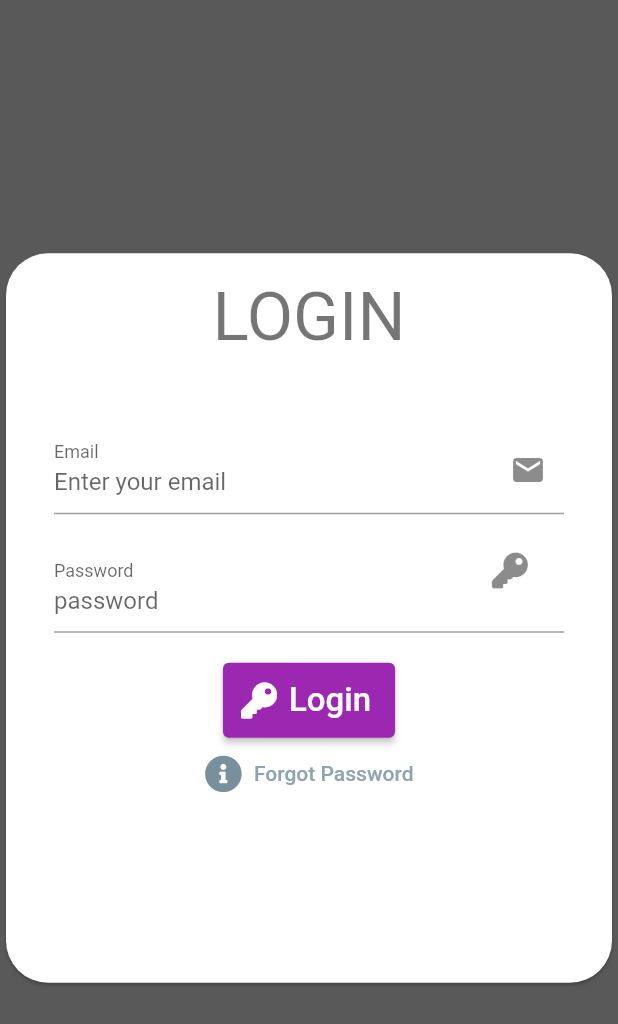
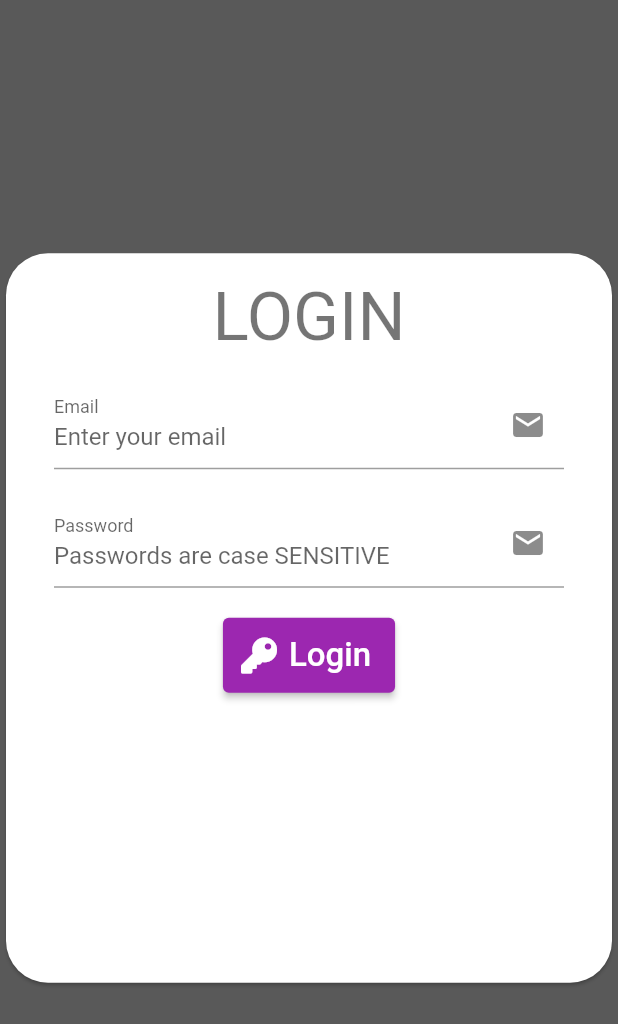
Before and after one commit to IHKodifier/OLDdigiTendance, a Flutter app: the screen it shows after launch, after a tap on "Login", on a phone screen of 412 x 824 dp. Shown: the top 1024 px of the screen. Run offline on Flutter 3.47's test engine with Material 2 defaults, Android fonts, the light colour scheme and no system bars; our stand-ins replace cloud_firestore, equatable, firebase_auth, firebase_core, flutter_riverpod, font_awesome_flutter and 1 more; accounts and stored records are empty; network calls fail.

Commit message:
stable login BUT NOT Perfect

```diff
--- a/lib/app/notifiers/auth_notifier.dart
+++ b/lib/app/notifiers/auth_notifier.dart
@@ -1,53 +1,53 @@
 import 'package:digitendance/app/models/app_user.dart';
+import 'package:digitendance/app/providers.dart';
 import 'package:digitendance/app/services/auth_service.dart';
 import 'package:digitendance/app/services/firestore_service.dart';
 import 'package:digitendance/app/utilities.dart';
 import 'package:digitendance/states/auth_state.dart';
+import 'package:firebase_auth/firebase_auth.dart';
 import 'package:flutter/material.dart';
 import 'package:riverpod/riverpod.dart';
 
 class AuthNotifier extends StateNotifier<AuthState> {
-  AuthNotifier(state) : super(AuthState());
+  AuthNotifier(state, this.thisref) : super(AuthState());
   // ignore: prefer_typing_uninitialized_variables
-  late final appUser;
+  AppUser? appUser;
+  User? user;
+  AuthService? authService;
+  final thisref;
 
   Future<void> login({
     required LoginProvider loginProvider,
     required String email,
     required String password,
   }) async {
-    // var newState = AuthenticationState().initializeFrom(state);
-    // newState.isBusy = true;
-    // state = newState;
+    authService = thisref.watch(authServiceProvider);
+    user = await authService!.login(
+      loginProvider: LoginProvider.EmailPassword,
+      email: email,
+      password: password,
+    );
+    if (user != null) {
+//TODO transform to AppUser and set then set state
+      final firestoreService = thisref.watch(firestoreServiceProvider);
+      var data = await firestoreService.getAppUserDoc(userId: user!.email);
+      AppUser appUser = AppUser.fromJson(data, user!.email);
+      // appUser = AppUser.fromFirebaseUser(user!);
+      // final authstate = thisref.watch(authStateProvider);
+      // var newState = AuthState().initializeFrom(state);
+      // newstate.
 
-    // appUser = await AuthenticationService().login(
-    //   loginProvider: LoginProvider.EmailPassword,
-    //   email: email,
-    //   password: password,
-    // );
-    // if (appUser != null) {
-    //   var newState = AuthenticationState().initializeFrom(state);
-    //   // newstate.
-    //   newState.authenticatedUser = appUser;
-    //   newState.hasAuthenticatedUser = true;
-    //   newState.isBusy = false;
-    //   newState.asyncStatus =
-    //       'user authenticated successfully... loading user data';
-
-    //   newState.selectedRole = newState.authenticatedUser!.roles[0];
-    //   newState.isBusy = false;
-    //   Utilities.log('selected role = ${newState.selectedRole}');
-    //   state = newState;
-    //   Utilities.log(state.toString());
-
-    //   Utilities.log('''
-    //   Authentication state\'s authenticated user has been set to ${state.authenticatedUser.toString()}
-    //   the UI should update now...''');
-    // }
-  }
-
-  @override
-  void initState() {
-    // state.hasAuthenticatedUser = AuthenticationService().checkExistingUser();
+      state.authenticatedUser = appUser;
+      state.hasAuthenticatedUser = true;
+      state.isBusy = false;
+      state.selectedRole = state.authenticatedUser!.roles[0];
+      Utilities.log(''''
+      AuthState equals
+      ${state.toString()}
+      ''');
+      // state = newState;
+    } else {
+      Utilities.log('user not found');
+    }
   }
 }
--- a/lib/app/providers.dart
+++ b/lib/app/providers.dart
@@ -32,6 +32,10 @@ final authServiceProvider = Provider<AuthService>((ref) {
   return AuthService(ref.read(firebaseAuthInstanceProvider));
 });
 
+
+///[firestoreServiceProvider] shall provide the [FirestoreService] App Wide
+final firestoreServiceProvider= Provider<FirestoreService>((ref) => FirestoreService());
+
 ///[authStateChangesStreamProvider] listens to [AuthStatechanges] and yields a
 ///firebase [User] or [null] when the auth state changes
 final authStateChangesStreamProvider = StreamProvider<User?>((ref) async* {
@@ -43,5 +47,5 @@ final authStateChangesStreamProvider = StreamProvider<User?>((ref) async* {
 ///[authStateProvider] shall provide []AuthNotifier]
 /// and [AuthState] app wide
 final authStateProvider = StateNotifierProvider<AuthNotifier, AuthState>((ref) {
-  return AuthNotifier(AuthState);
+  return AuthNotifier(AuthState,ref);
 });
--- a/lib/app/services/auth_service.dart
+++ b/lib/app/services/auth_service.dart
@@ -19,30 +19,32 @@ class AuthService {
 
   Stream<User?> get authStateChanges => instance.authStateChanges();
 
-  Future<AppUser?> login({
+  Future<User?> login({
     required LoginProvider loginProvider,
     required String email,
     required String password,
   }) async {
-    instance.setPersistence(Persistence.LOCAL);
+    // instance.setPersistence(Persistence.LOCAL);
     _email = email;
     _password = password;
+    dynamic returnvalue;
     switch (loginProvider) {
       case LoginProvider.EmailPassword:
-        signInwithEmail();
+        returnvalue = signInwithEmail();
         break;
       case LoginProvider.Facebook:
-        signInwithFacebook();
+        returnvalue = signInwithFacebook();
         break;
       case LoginProvider.Google:
-        signInwithGoogle();
+        returnvalue = signInwithGoogle();
         break;
       case LoginProvider.Phone:
-        signInwithPhone();
+        returnvalue = signInwithPhone();
         break;
 
       default:
     }
+    return returnvalue;
   }
 
   bool checkExistingUser() {
@@ -53,8 +55,8 @@ class AuthService {
     try {
       userCredential = await instance.signInWithEmailAndPassword(
           email: _email, password: _password);
-    } on FirebaseAuthException catch (e) {
-      Utilities.log(e.message);
+    } catch (e) {
+      Utilities.log(e.toString());
     }
     if (userCredential.user != null) {
       return userCredential.user;
--- a/lib/states/auth_state.dart
+++ b/lib/states/auth_state.dart
@@ -9,13 +9,13 @@ import 'package:flutter_riverpod/flutter_riverpod.dart';
 class AuthState extends Equatable {
   bool isBusy = false;
   AppUser? authenticatedUser;
+  bool? hasAuthenticatedUser;
   String photoURL =
       'https://cdn1.iconfinder.com/data/icons/avatar-97/32/avatar-02-512.png';
   final someProvider = Provider<String>((ref) {
     return 'some value';
   });
 
-  String asyncStatus = '';
   UserRole? selectedRole;
 
   handleUserRoles(Map<String, dynamic> data) async {
@@ -45,7 +45,6 @@ class AuthState extends Equatable {
         // photoURL,
         selectedRole ?? null,
         // hasAuthenticatedUser,
-        asyncStatus,
       ];
 
   AuthState initializeFrom(AuthState source) {
@@ -72,7 +71,6 @@ class AuthState extends Equatable {
     selectedRole=${selectedRole!.roleName}
     isBusy=${isBusy.toString()}
     photoUrl=${photoURL}
-    syncstatus = $asyncStatus
     ''';
   }
 
--- a/lib/ui/login/login_view.dart
+++ b/lib/ui/login/login_view.dart
@@ -8,27 +8,71 @@ import 'package:font_awesome_flutter/font_awesome_flutter.dart';
 
 class LoginView extends ConsumerWidget {
   LoginView({Key? key}) : super(key: key);
-  late TextEditingController emailController = TextEditingController();
-  late TextEditingController passwordController = TextEditingController();
-  bool isBusy = false;
 
   @override
   Widget build(BuildContext context, WidgetRef ref) {
     final authState = ref.watch(authStateProvider);
+    final notifier = ref.read(authStateProvider.notifier);
 
     return Container(
       color: Colors.black.withOpacity(0.65),
-      // width: 500,
-      // height: 500,
       child: Center(
         child: Container(
           width: 500,
           height: MediaQuery.of(context).size.height * .60,
           child: Card(
-            // elevation: 55,
             shape:
                 RoundedRectangleBorder(borderRadius: BorderRadius.circular(28)),
-            child: Column(
+            child: _LoginForm(),
+            // children: [
+            //   Padding(
+            //     padding: const EdgeInsets.symmetric(vertical: 16.0),
+            //     child: Text(
+            //       'LOGIN',
+            //       style: Theme.of(context).textTheme.headline3,
+            //     ),
+            //   ),
+            //  EmailTextField(),
+            //   SizedBox(
+            //     height: 20,
+            //   ),
+            //   // buildPasswordFormField(passwordController),
+            //   SizedBox(
+            //     height: 20,
+            //   ),
+            //   // buildLoginButton(ref),
+            //   // buildForgotPassword(),
+            // ],
+          ),
+        ),
+      ),
+    );
+  }
+}
+
+class _LoginForm extends ConsumerWidget {
+  _LoginForm({
+    Key? key,
+  }) : super(key: key);
+  TextEditingController emailController = TextEditingController();
+  TextEditingController passwordController = TextEditingController();
+  String email = '';
+  String password = '';
+  @override
+  void dispose() {
+    emailController.dispose();
+    passwordController.dispose();
+    // super.dispose();
+  }
+
+  @override
+  Widget build(BuildContext context, WidgetRef ref) {
+    final authState = ref.watch(authStateProvider);
+    final notifier = ref.read(authStateProvider.notifier);
+
+    // ignore: unused_local_variable
+
+    return Column(
       children: [
         Padding(
           padding: const EdgeInsets.symmetric(vertical: 16.0),
@@ -37,49 +81,66 @@ class LoginView extends ConsumerWidget {
             style: Theme.of(context).textTheme.headline3,
           ),
         ),
-                Consumer(
-                  builder: (context, ref, child) => Container(
-                      height: 30,
-                      // color: Colors.pink.shade800,
-                      child:
-                          // ref.watch(authenticationProvider).isBusy
-                          // buildBusy()
-                      Container(),
-                      ),
-                ),
-                buildEmailFormField(emailController),
+        _emailTextField(),
         SizedBox(
           height: 20,
         ),
-                buildPasswordFormField(passwordController),
+        _passwordTextField(),
         SizedBox(
           height: 20,
         ),
-                buildLoginButton(),
-                buildForgotPassword(),
+        buildLoginButton(ref),
+        // buildForgotPassword(),
       ],
-            ),
-          ),
-        ),
+    );
+  }
+
+  _emailTextField() {
+    return Padding(
+      padding: const EdgeInsets.symmetric(horizontal: 32),
+      child: TextFormField(
+        keyboardType: TextInputType.emailAddress,
+        controller: emailController,
+        // onSaved: (newValue) => email = newValue,
+        onSaved: (value) {
+          email = value!;
+        },
+        validator: (value) {},
+        decoration: const InputDecoration(
+            labelText: "Email",
+            hintText: "Enter your email",
+            // If  you are using latest version of flutter then lable text and hint text shown like this
+            // if you r using flutter less then 1.20.* then maybe this is not working properly
+            floatingLabelBehavior: FloatingLabelBehavior.always,
+            suffixIcon: Icon(Icons.email)),
       ),
     );
   }
 
-  TextButton buildForgotPassword() {
-    return TextButton.icon(
-        onPressed: () {},
-        icon: FaIcon(
-          FontAwesomeIcons.infoCircle,
-          color: Colors.blueGrey.shade400,
-          size: 25,
+  _passwordTextField() {
+    return Padding(
+      padding: const EdgeInsets.symmetric(horizontal: 32),
+      child: TextFormField(
+        keyboardType: TextInputType.emailAddress,
+        controller: passwordController,
+        onSaved: (value) {
+          password = value!;
+        },
+        validator: (value) {},
+        decoration: const InputDecoration(
+            labelText: "Password",
+            hintText: "Passwords are case SENSITIVE",
+            // If  you are using latest version of flutter then lable text and hint text shown like this
+            // if you r using flutter less then 1.20.* then maybe this is not working properly
+            floatingLabelBehavior: FloatingLabelBehavior.always,
+            suffixIcon: Icon(Icons.email)),
       ),
-        label: Text(
-          'Forgot Password',
-          style: TextStyle(color: Colors.blueGrey.shade300),
-        ));
+    );
   }
 
-  Container buildLoginButton() {
+  buildLoginButton(WidgetRef ref) {
+    final authState = ref.watch(authStateProvider);
+    final notifier = ref.read(authStateProvider.notifier);
     return Container(
       // width: 300,
       height: 50,
@@ -88,6 +149,12 @@ class LoginView extends ConsumerWidget {
         child: ElevatedButton.icon(
             icon: FaIcon(FontAwesomeIcons.key),
             onPressed: () {
+              // isBusy = true;
+              notifier.login(
+                  loginProvider: LoginProvider.EmailPassword,
+                  email: emailController.text,
+                  password: passwordController.text);
+              // isBusy = false;
             },
             label: const Text(
               'Login',
@@ -96,42 +163,4 @@ class LoginView extends ConsumerWidget {
       ),
     );
   }
-
-  Widget buildBusy() {
-    return const Center(child: LinearProgressIndicator());
 }
-
-  Widget buildPasswordFormField(TextEditingController passwordController) {
-    return Padding(
-      padding: const EdgeInsets.symmetric(horizontal: 32),
-      child: TextFormField(
-        controller: passwordController,
-        onChanged: (value) {},
-        validator: (value) {},
-        decoration: const InputDecoration(
-            labelText: "Password",
-            hintText: 'password',
-            floatingLabelBehavior: FloatingLabelBehavior.always,
-            suffixIcon: FaIcon(FontAwesomeIcons.key)),
-      ),
-    );
-  }
-
-  Widget buildEmailFormField(TextEditingController emailController) {
-    return Padding(
-      padding: const EdgeInsets.symmetric(horizontal: 32),
-      child: TextFormField(
-        keyboardType: TextInputType.emailAddress,
-        controller: emailController,
-        // onSaved: (newValue) => email = newValue,
-        onChanged: (value) {},
-        validator: (value) {},
-        decoration: const InputDecoration(
-            labelText: "Email",
-            hintText: "Enter your email",
-            floatingLabelBehavior: FloatingLabelBehavior.always,
-            suffixIcon: Icon(Icons.email)),
-      ),
-    );
-  }
-}
--- a/lib/ui/startup_view.dart
+++ b/lib/ui/startup_view.dart
@@ -15,9 +15,17 @@ class StartupView extends ConsumerWidget {
   Widget build(BuildContext context, WidgetRef ref) {
     final _stream = ref.watch(authStateChangesStreamProvider);
     return _stream.when(
-      data: (data) => LoginView(),
+      data: (data) => _handleWhenData(data),
       error: (e, st, data) => Text('error: $e'),
-      loading: (data) => const CircularProgressIndicator(),
+      loading: (data) => const Center(child: CircularProgressIndicator()),
     );
   }
+
+  _handleWhenData(data) {
+    if (data != null) {
+      return const AppHomePage();
+    } else {
+      return LoginView();
+    }
+  }
 }
--- a/pubspec.yaml
+++ b/pubspec.yaml
@@ -37,7 +37,7 @@ dependencies:
   cloud_firestore: ^2.5.3
   firebase_auth: ^3.1.2
   firebase_core: ^1.7.0
-  flutter_riverpod: 1.0.0-dev.9
+  flutter_riverpod: 1.0.0-dev.10
   equatable: ^2.0.3
   font_awesome_flutter:
 
```
Also changed, not shown: lib/app/models/app_user.dart (+9 -0 lines), lib/ui/home/app_home.dart (+7 -5 lines), pubspec.lock. Lines whose indentation alone changed are shown as unchanged.
